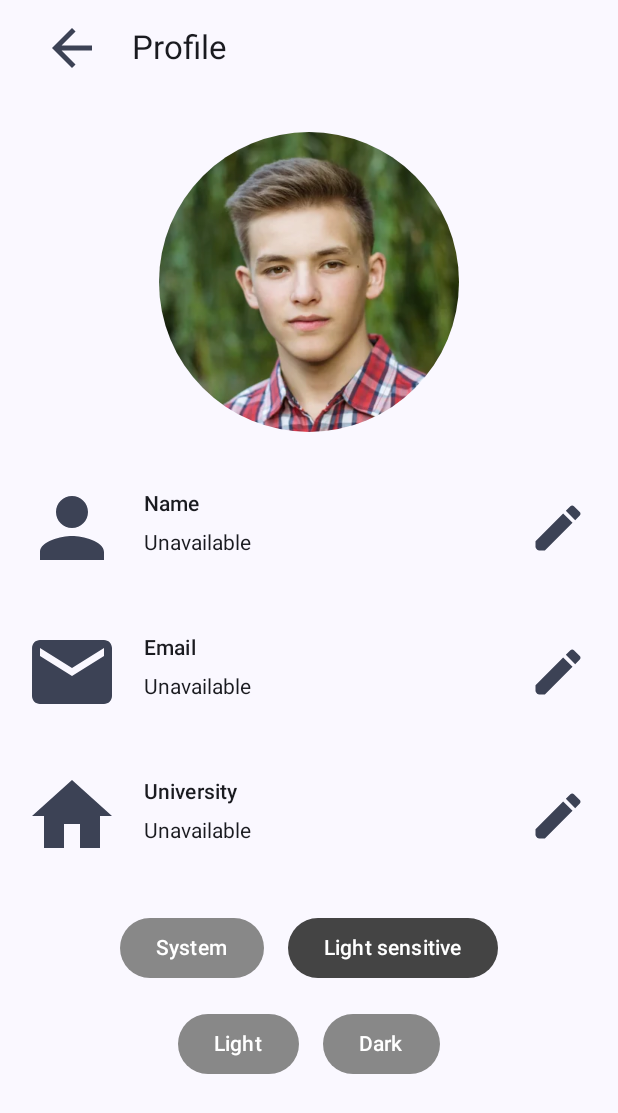
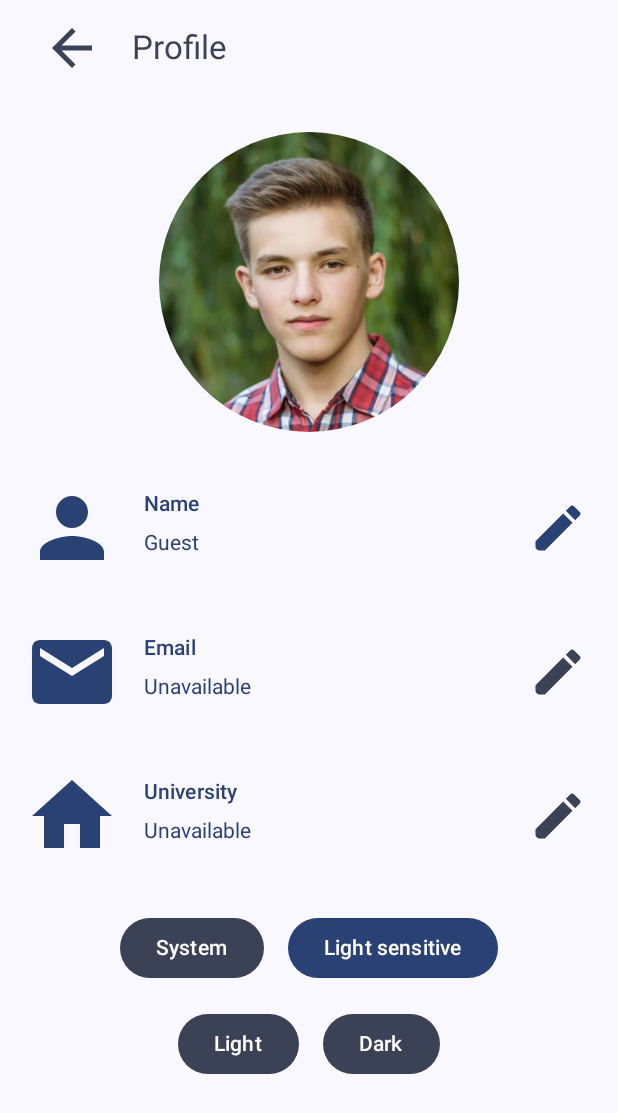
Before and after one commit to ISIS3510-202410-Team33/mobile-kotlin, an Android app built with Jetpack Compose: the NewProfileActivity screen opened directly, with no data from a screen before it, on a phone screen of 412 x 824 dp. Shown: the top 1113 px of the screen. Run offline under Robolectric (Android 15) with nearby library versions, the phone set to English and light mode, and no system bars; our stand-ins replace Firebase (no records; nobody signed in at launch, a user with empty details on screens opened directly).

Commit message:
Repository filled, caching strategy applied, context injected into ProfileVM, works with local data for the moment. ProfileScreen also improved

```diff
--- a/app/src/main/java/com/example/ventura/model/ProfileModel.kt
+++ b/app/src/main/java/com/example/ventura/model/ProfileModel.kt
@@ -1,37 +1,62 @@
 package com.example.ventura.model
 
 import android.app.Application
+import android.content.Context.MODE_PRIVATE
+import android.util.Log
 import com.example.ventura.model.data.Profile
+import com.example.ventura.model.data.ProfileBackendRepository
 import com.example.ventura.model.data.ProfileCache
 
 class ProfileModel(application: Application) {
     private val profileCache = ProfileCache(application)
-//    private val profileRemote = ProfileRemote(
-//        backendUrl = "https://ventura-backend-jaj1.onrender.com",
-//        email = "None"
-//    )
+    private val profileBackendRepository = ProfileBackendRepository(
+        backendUrl = "https://ventura-backend-jaj1.onrender.com/"
+    )
+    private val sharedPreferences = application.getSharedPreferences("MyPrefs", MODE_PRIVATE)
 
     /**
-     * Returns current profile data
+     * Returns current profile data from cache
      */
-    fun getProfileData(): Profile {
-        // from cache
-        var profile = profileCache.getProfileData()
+    fun getProfileDataFromCache(): Profile {
+        Log.d("profile-model", "Getting profile from cache")
+        return  profileCache.getProfileData()
+    }
 
-        if (profile == profileCache.noneProfile) {
-            // from network
-            //profile = profileRemote.getProfileData()
-        }
+    /**
+     * Returns current profile data from remote and updates the caché
+     */
+    suspend fun getProfileDataFromRemote(): Profile {
+        Log.d("profile-model", "Getting profile from network on caché")
 
-        return profile
+        val profile = profileBackendRepository.getProfileData(
+            sharedPreferences.getString("loginId", "1")!!
+        )
+
+        // caché data updated
+        updateProfileDataToCache(profile)
+
+        return profileBackendRepository.noneProfile
     }
 
 
     /**
-     * Updates profile data with the
-     * current profile set
+     * Updates profile data with the current profile to the cache
      */
-    fun updateProfileData(newProfile: Profile): Unit {
+    fun updateProfileDataToCache(newProfile: Profile): Unit {
+        Log.d("profile-model", "Updating profile data to cache")
         profileCache.updateProfileData(newProfile)
     }
+
+
+    /**
+     * Updates profile data from the current cache to the remote repository
+     */
+    suspend fun updateProfileDataToRemote(): Unit {
+        Log.d("profile-model", "Updating profile data to remote from caché")
+        val locallySavedProfile = profileCache.getProfileData()
+        profileBackendRepository.updateProfileData(
+            id = sharedPreferences.getString("loginId", "1")!!,
+            newProfile = locallySavedProfile
+        )
+    }
 }
--- a/app/src/main/java/com/example/ventura/model/data/Profile.kt
+++ b/app/src/main/java/com/example/ventura/model/data/Profile.kt
@@ -3,6 +3,9 @@ package com.example.ventura.model.data
 import android.content.Context
 import android.content.Context.MODE_PRIVATE
 import android.util.Log
+import com.example.ventura.model.service.ProfileService
+import com.google.firebase.auth.FirebaseAuth
+import retrofit2.Retrofit
 
 
 /**
@@ -18,19 +21,23 @@ data class Profile(
     val universityName: String
 )
 
+interface ProfileRepository {
+    val noneProfile: Profile
+        get() = Profile(
+            name = "Guest",
+            email = "Unavailable",
+            universityName = "Unavailable"
+        )
+}
+
 
 
 /**
  * Repository for the Profile class. Abstracts
- * model aspects of Profile and fetches from back
+ * model aspects of Profile and fetches from caching structures. Doesn't require coroutines
  */
-interface ProfileRepository {
-    val noneProfile: Profile
-        get() = Profile(
-            name = "Unavailable",
-            email = "Unavailable",
-            universityName = "Unavailable"
-        )
+interface ProfileCacheRepository : ProfileRepository {
+
 
     /**
      * Returns profile data for the current logged user
@@ -47,9 +54,31 @@ interface ProfileRepository {
 
 
 /**
+ * Repository for the Profile class. Abstracts
+ * model aspects of Profile and fetches from backend. Separated due to coroutine obligations
+ */
+interface ProfileRemoteRepository : ProfileRepository {
+
+    /**
+     * Returns profile data for the current logged user
+     * @param id profile identifier
+     * @return Profile object with current user info
+     */
+    suspend fun getProfileData(id: String): Profile
+
+    /**
+     * Updates profile data for the profile given
+     * @param id profile identifier
+     * @param newProfile new profile object with information to update
+     */
+    suspend fun updateProfileData(id: String, newProfile: Profile)
+}
+
+
+/**
  * Implementation of the ProfileRepository by using the local caching strategy
  */
-class ProfileCache(context: Context) : ProfileRepository {
+class ProfileCache(context: Context) : ProfileCacheRepository {
 
     val sharedPreferences = context.getSharedPreferences("MyPrefs", MODE_PRIVATE)
 
@@ -81,38 +110,46 @@ class ProfileCache(context: Context) : ProfileRepository {
 /**
  * Implementation of the ProfileRepository by using the remote, deployed database API
  */
-//class ProfileRemote(
-//    private val backendUrl: String,
-//    private val email: String
-//) : ProfileRepository {
-//
-//    // firebase authenticator. Used to get user info
-//    private var auth: FirebaseAuth = FirebaseAuth.getInstance()
-//
-//    // to make backend requests
-//    private val retrofit = Retrofit.Builder()
-//        .baseUrl(backendUrl)
-//        .build()
-//
-//    private val profileService: ProfileService = retrofit.create(ProfileService::class.java)
-//
-//
-//    override fun getProfileData(): Profile {
-//        val userResponse = profileService.getUserByEmail(email)
-//        val collegeResponse = profileService.getUniversityById(userResponse.college)
-//
-//        return Profile(
-//            name = userResponse.name,
-//            email = userResponse.email,
-//            universityName = collegeResponse.name
-//        )
-//    }
-//
-//
-//    override fun updateProfileData(newProfile: Profile) {
-//        profileService.updateUser(
-//            email = email,
-//            newName = newProfile.name
-//        )
-//    }
-//}
+class ProfileBackendRepository (
+    backendUrl: String
+) : ProfileRemoteRepository {
+
+    // firebase authenticator. Used to get user info
+    private var auth: FirebaseAuth = FirebaseAuth.getInstance()
+
+    // to make backend requests
+    private val retrofit = Retrofit.Builder()
+        .baseUrl(backendUrl)
+        .build()
+
+    private val profileService: ProfileService = retrofit.create(ProfileService::class.java)
+
+
+    /**
+     * @param id email of the user
+     */
+    override suspend fun getProfileData(id: String): Profile {
+        // TODO: check that it returns
+        val userResponse = profileService.getUserById(id)
+        Log.e("profile-remrepo", userResponse.detail)
+        val collegeResponse = profileService.getUniversityById(userResponse.college.toString())
+
+        return Profile(
+            name = userResponse.name,
+            email = userResponse.email,
+            universityName = collegeResponse.name
+        )
+    }
+
+
+    /**
+     * @param id email of the user
+     */
+    override suspend fun updateProfileData(id: String, newProfile: Profile) {
+        profileService.updateUser(
+            id = id,
+            newName = newProfile.name
+            // TODO: change university
+        )
+    }
+}
--- a/app/src/main/java/com/example/ventura/model/service/ProfileService.kt
+++ b/app/src/main/java/com/example/ventura/model/service/ProfileService.kt
@@ -5,11 +5,15 @@ import retrofit2.http.GET
 import retrofit2.http.PUT
 import retrofit2.http.Path
 
+
+
 data class UserResponse(
     val id: Int,
     val name: String,
     val email: String,
-    val college: Int
+    val college: Int,
+    // awful correction to improper database construction in the model
+    val detail: String
 )
 
 data class CollegeResponse(
@@ -21,21 +25,21 @@ data class CollegeResponse(
 
 interface ProfileService {
 
-    @GET("api/users/?email={email}")
-    suspend fun getUserByEmail(
-        @Path("email") email: String
+    @GET("api/users/{id}")
+    suspend fun getUserById(
+        @Path("id") id: String
     ): UserResponse
 
 
     @GET("api/colleges/{id}")
     suspend fun getUniversityById(
-        @Path("id") id: Int
+        @Path("id") id: String
     ): CollegeResponse
 
 
-    @PUT("api/users/?email={email}")
+    @PUT("api/users/{id}")
     suspend fun updateUser(
-        @Path("email") email: String,
+        @Path("id") id: String,
         @Field("name") newName: String
-    )
+    ): UserResponse
 }
--- a/app/src/main/java/com/example/ventura/ui/screens/ProfileScreen.kt
+++ b/app/src/main/java/com/example/ventura/ui/screens/ProfileScreen.kt
@@ -63,14 +63,18 @@ val mediumIcon = 64.dp
 @Composable
 fun ProfileScreen(
     profileViewModel: ProfileViewModel = viewModel(),
-    themeViewModel: ThemeViewModel = viewModel()
+    themeViewModel: ThemeViewModel = viewModel(),
+    backToMainMenu: () -> Unit = { },
 ) {
     val profileUiState by profileViewModel.uiState.collectAsState()
     val themeUiState by themeViewModel.uiState.collectAsState()
 
     Scaffold (
         topBar = {
-            ProfileTopAppBar()
+            ProfileTopAppBar(
+                modifier = Modifier,
+                backToMainMenu = backToMainMenu
+            )
         }
     ) { it ->
         LazyColumn(
@@ -89,7 +93,7 @@ fun ProfileScreen(
                     itemIcon = Icons.Filled.Person,
                     itemText = profileUiState.profile.name,
                     canEdit = true,
-                    onBoxExit = { profileViewModel.updateProfileData() },
+                    onBoxExit = { profileViewModel.updateProfileCache() },
                     onNewText = { profileViewModel.changeProfileName(it) }
                 )
             }
@@ -100,7 +104,7 @@ fun ProfileScreen(
                     itemIcon = Icons.Default.Email,
                     itemText = profileUiState.profile.email,
                     canEdit = false,
-                    onBoxExit = { profileViewModel.updateProfileData() },
+                    onBoxExit = { profileViewModel.updateProfileCache() },
                     onNewText = { profileViewModel.changeProfileEmail(it) }
                 )
             }
@@ -112,7 +116,7 @@ fun ProfileScreen(
                     itemIcon = Icons.Default.Home,
                     itemText = profileUiState.profile.universityName,
                     canEdit = false,
-                    onBoxExit = { profileViewModel.updateProfileData() },
+                    onBoxExit = { profileViewModel.updateProfileCache() },
                     onNewText = { profileViewModel.changeProfileUniversity(it) }
                 )
             }
@@ -131,7 +135,8 @@ fun ProfileScreen(
 
 @Composable
 private fun ProfileTopAppBar(
-    modifier: Modifier = Modifier
+    modifier: Modifier = Modifier,
+    backToMainMenu: () -> Unit
 ) {
     TopAppBar(
         title = {
@@ -141,7 +146,7 @@ private fun ProfileTopAppBar(
                 IconButton(
                     modifier = modifier
                         .padding(smallPadding),
-                    onClick = { }
+                    onClick = backToMainMenu
                 ) {
                     Icon(
                         modifier = modifier
@@ -155,11 +160,12 @@ private fun ProfileTopAppBar(
                     modifier = modifier
                         .padding(smallPadding),
                     text = "Profile",
-                    style = MaterialTheme.typography.titleLarge
+                    style = MaterialTheme.typography.titleLarge,
+                    color = MaterialTheme.colorScheme.secondary
                 )
             }
         },
-        modifier = modifier
+        modifier = modifier.background(Color.Transparent)
     )
 }
 
@@ -216,7 +222,7 @@ private fun ProfileItem(
                 .padding(smallPadding)
                 .size(mediumIcon),
             imageVector = itemIcon,
-            tint = MaterialTheme.colorScheme.secondary,
+            tint = MaterialTheme.colorScheme.primary,
             contentDescription = null
         )
         Column {
@@ -225,6 +231,7 @@ private fun ProfileItem(
                     .padding(start = smallPadding),
                 text = itemTitle,
                 style = MaterialTheme.typography.labelLarge,
+                color = MaterialTheme.colorScheme.primary,
                 onTextLayout = { }
             )
 
@@ -239,7 +246,7 @@ private fun ProfileItem(
                     colors = TextFieldDefaults.colors(
                         focusedContainerColor = MaterialTheme.colorScheme.surface,
                         unfocusedContainerColor = MaterialTheme.colorScheme.surface,
-                        disabledContainerColor = MaterialTheme.colorScheme.surface
+                        disabledContainerColor = MaterialTheme.colorScheme.surfaceVariant
                     ),
                     onValueChange = onNewText,
                     keyboardOptions = KeyboardOptions.Default.copy(
@@ -258,6 +265,7 @@ private fun ProfileItem(
                     modifier = modifier.padding(smallPadding),
                     text = itemText,
                     style = MaterialTheme.typography.bodyLarge,
+                    color = MaterialTheme.colorScheme.primary,
                     onTextLayout = { }
                 )
             }
@@ -279,7 +287,7 @@ private fun ProfileItem(
                 modifier = modifier
                     .size(mediumIcon),
                 imageVector = Icons.Default.Edit,
-                tint = MaterialTheme.colorScheme.secondary,
+                tint = if (canEdit) MaterialTheme.colorScheme.primary else MaterialTheme.colorScheme.secondary,
                 contentDescription = "Edit $itemText"
             )
         }
@@ -302,16 +310,16 @@ private fun ThemeSettingButton(
         colors = ButtonDefaults.buttonColors(
             containerColor = if (currentTheme == themeKey) {
                 // Highlight color for selected state
-                Color.DarkGray
+                MaterialTheme.colorScheme.primary
             } else {
                 // Default color for unselected state
-                Color.Gray
+                MaterialTheme.colorScheme.secondary
             },
             contentColor = if (currentTheme == themeKey) {
                 // Adjust content color for contrast
-                Color.White
+                MaterialTheme.colorScheme.onPrimary
             } else {
-                Color.White
+                MaterialTheme.colorScheme.onSecondary
             }
         ),
 
@@ -390,9 +398,24 @@ fun ThemeSettingSelectionPreview() {
 
 @Preview
 @Composable
+fun ProfileItemPreview() {
+    ProfileItem(
+        itemTitle = "Name",
+        itemIcon = Icons.Default.Email,
+        itemText = "John Doe",
+        canEdit = false,
+        onNewText = {}
+    ) {
+
+    }
+}
+
+
+@Preview
+@Composable
 fun ProfileScreenPreviewLight() {
     ThemeScreen(darkTheme = false) {
-        ProfileScreen()
+        ProfileScreen { }
     }
 }
 
@@ -401,6 +424,6 @@ fun ProfileScreenPreviewLight() {
 @Composable
 fun ProfileScreenPreviewDark() {
     ThemeScreen(darkTheme = true) {
-        ProfileScreen()
+        ProfileScreen { }
     }
 }
--- a/app/src/main/java/com/example/ventura/ui/theme/ThemeScreen.kt
+++ b/app/src/main/java/com/example/ventura/ui/theme/ThemeScreen.kt
@@ -309,7 +309,8 @@ fun ThemeScreen (
     if (!view.isInEditMode) {
         SideEffect {
             val window = (view.context as Activity).window
-            window.statusBarColor = colorScheme.primary.toArgb()
+            window.statusBarColor = Color.Transparent.toArgb()
+            window.setDecorFitsSystemWindows(false)
             WindowCompat.getInsetsController(window, view).isAppearanceLightStatusBars = darkTheme
         }
     }
--- a/app/src/main/java/com/example/ventura/view/LoginActivity.kt
+++ b/app/src/main/java/com/example/ventura/view/LoginActivity.kt
@@ -98,6 +98,8 @@ class LoginActivity : ComponentActivity() {
     private fun saveCredentials(email: String) {
         val editor = sharedPreferences.edit()
         editor.putString("email", email)
+        // TODO: THIS MUST BE CHANGED
+        editor.putString("loginId", 1.toString())
         editor.apply()
     }
 
--- a/app/src/main/java/com/example/ventura/view/MainMenuActivity.kt
+++ b/app/src/main/java/com/example/ventura/view/MainMenuActivity.kt
@@ -32,8 +32,8 @@ import com.google.android.gms.location.FusedLocationProviderClient
 import com.google.android.gms.location.LocationCallback
 import com.google.android.gms.location.LocationRequest
 import com.google.android.gms.location.LocationResult
+import com.google.android.gms.location.LocationServices
 import java.util.concurrent.atomic.AtomicBoolean
-import com.google.android.gms.location.LocationServices
 
 class MainMenuActivity : ComponentActivity() {
     private val weatherViewModel: WeatherViewModel by viewModels()
@@ -208,7 +208,7 @@ class MainMenuActivity : ComponentActivity() {
             }
 
             buttonProfile.setOnClickListener {
-                val intent = Intent(this, ProfileActivity::class.java)
+                val intent = Intent(this, NewProfileActivity::class.java)
                 intent.putExtra("user_email", userEmail)
                 startActivity(intent)
             }
--- a/app/src/main/java/com/example/ventura/view/NewProfileActivity.kt
+++ b/app/src/main/java/com/example/ventura/view/NewProfileActivity.kt
@@ -3,10 +3,12 @@ package com.example.ventura.view
 import android.os.Bundle
 import androidx.activity.compose.setContent
 import androidx.activity.enableEdgeToEdge
+import androidx.compose.foundation.background
 import androidx.compose.foundation.layout.fillMaxSize
 import androidx.compose.material3.Surface
 import androidx.compose.runtime.Composable
 import androidx.compose.ui.Modifier
+import androidx.compose.ui.graphics.Color
 import androidx.compose.ui.tooling.preview.Preview
 import androidx.lifecycle.ViewModelProvider
 import com.example.ventura.ui.screens.ProfileScreen
@@ -28,11 +30,15 @@ class NewProfileActivity : LightSensitiveThemeActivity() {
         setContent {
             ThemeScreen(themeViewModel = themeViewModel) {
                 Surface(
-                    modifier = Modifier.fillMaxSize(),
+                    modifier = Modifier
+                        .fillMaxSize()
+                        .background(Color.Transparent),
+                    color = Color.Transparent
                 ) {
                     ProfileScreen(
                         profileViewModel = profileViewModel,
-                        themeViewModel = themeViewModel
+                        themeViewModel = themeViewModel,
+                        backToMainMenu = { finish() }
                     )
                 }
             }
@@ -46,7 +52,7 @@ class NewProfileActivity : LightSensitiveThemeActivity() {
 @Composable
 fun ProfileScreenPreviewLight() {
     ThemeScreen(darkTheme=false) {
-        ProfileScreen()
+        ProfileScreen { }
     }
 }
 
@@ -55,6 +61,6 @@ fun ProfileScreenPreviewLight() {
 @Composable
 fun ProfileScreenPreviewDark() {
     ThemeScreen(darkTheme = true) {
-        ProfileScreen()
+        ProfileScreen { }
     }
 }
```
Also changed, not shown: app/src/main/java/com/example/ventura/viewmodel/ProfileViewModel.kt (+19 -9 lines).
